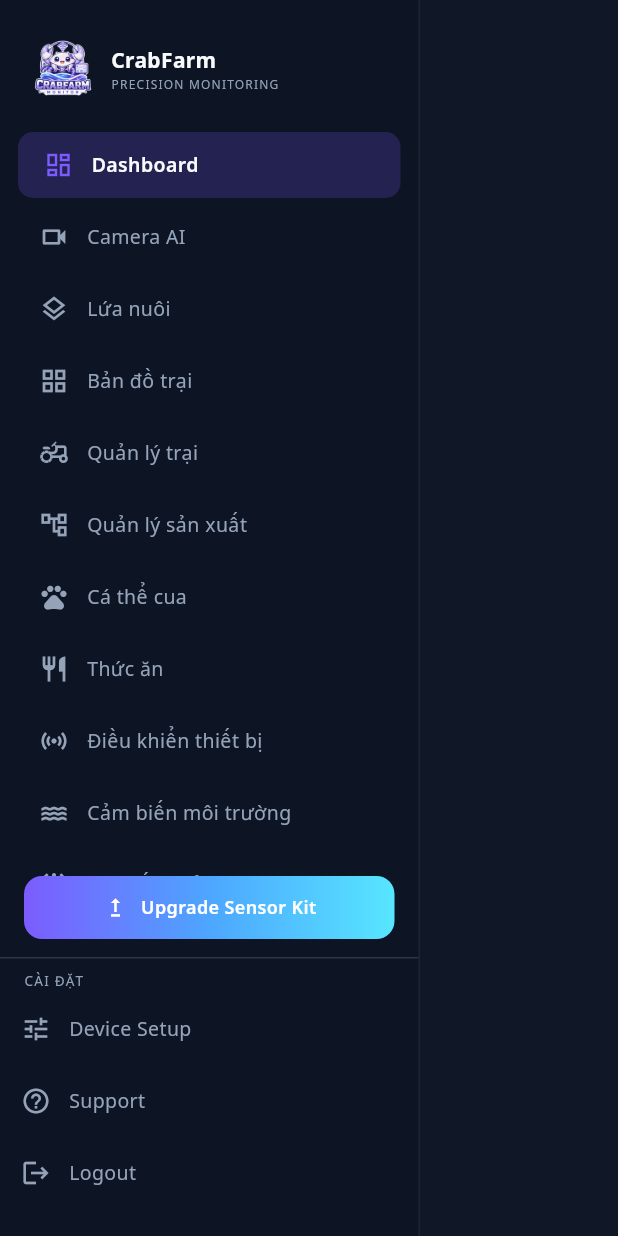
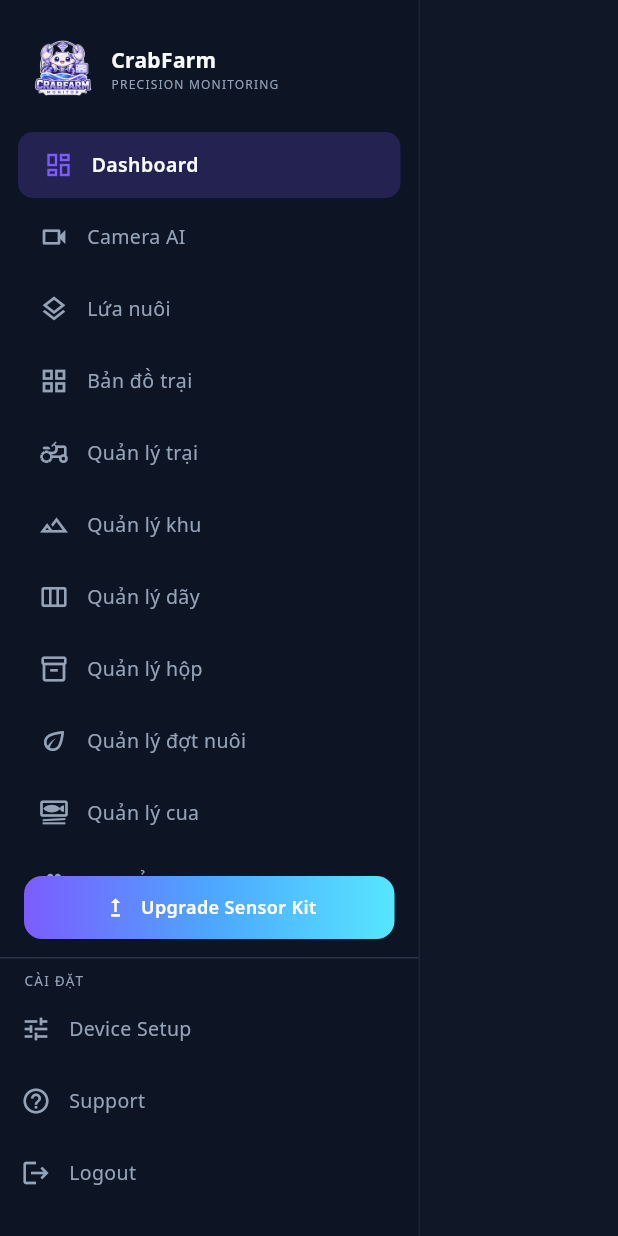
Before and after one commit to khanhtm45/CrabFarmMonitorDesktop, a Flutter app: the AppSidebar widget shown alone on an empty page, opened directly with empty values, on a phone screen of 412 x 824 dp. Run offline on Flutter 3.47's test engine with Material 3 defaults, Android fonts, the phone set to English and light mode, and no system bars; our stand-ins replace fl_chart, flutter_dotenv, google_fonts; network calls fail.

Commit message:
Split production into five sidebar screens and clarify batch labels
Replace tabbed production page with area, row, box, batch, and crab routes. Show batch dropdown as BT-n — H-n and search by box code.

Co-authored-by: Cursor <cursoragent@cursor.com>

```diff
--- a/lib/navigation/app_route.dart
+++ b/lib/navigation/app_route.dart
@@ -1,69 +1,173 @@
 enum AppRoute {
+
   dashboard,
+
   batches,
+
   batchDetail,
+
   farmAreas,
+
   farmManagement,
-  productionManagement,
+
+  areaManagement,
+
+  rowManagement,
+
+  boxManagement,
+
+  farmingBatchManagement,
+
+  productionCrabManagement,
+
   individuals,
+
   individualDetail,
+
   individualHealth,
+
   feed,
+
   cameraAi,
+
   devices,
+
   environment,
+
   alerts,
+
   farmLogs,
+
   harvestSales,
+
   reports,
+
   aiInsight,
+
   sensorUpgrade,
+
   deviceSetup,
+
 }
 
+
+
 extension AppRouteX on AppRoute {
+
   String get label => switch (this) {
+
         AppRoute.dashboard => 'Dashboard',
+
         AppRoute.batches => 'Lứa nuôi',
+
         AppRoute.batchDetail => 'Chi tiết lứa',
+
         AppRoute.farmAreas => 'Bản đồ trại',
+
         AppRoute.farmManagement => 'Quản lý trại',
-        AppRoute.productionManagement => 'Quản lý sản xuất',
+
+        AppRoute.areaManagement => 'Quản lý khu',
+
+        AppRoute.rowManagement => 'Quản lý dãy',
+
+        AppRoute.boxManagement => 'Quản lý hộp',
+
+        AppRoute.farmingBatchManagement => 'Quản lý đợt nuôi',
+
+        AppRoute.productionCrabManagement => 'Quản lý cua',
+
         AppRoute.individuals => 'Cá thể cua',
+
         AppRoute.individualDetail => 'Chi tiết cá thể',
+
         AppRoute.individualHealth => 'Health Monitoring',
+
         AppRoute.feed => 'Thức ăn',
+
         AppRoute.cameraAi => 'Camera AI',
+
         AppRoute.devices => 'Điều khiển thiết bị',
+
         AppRoute.environment => 'Cảm biến môi trường',
+
         AppRoute.alerts => 'Hệ thống cảnh báo',
+
         AppRoute.farmLogs => 'Nhật ký',
+
         AppRoute.harvestSales => 'Thu hoạch & Bán hàng',
+
         AppRoute.reports => 'Báo cáo',
+
         AppRoute.aiInsight => 'AI Insight',
+
         AppRoute.sensorUpgrade => 'Nâng cấp Sensor',
+
         AppRoute.deviceSetup => 'Device Setup',
+
       };
 
+
+
+  bool get isProductionRoute => switch (this) {
+
+        AppRoute.areaManagement ||
+
+        AppRoute.rowManagement ||
+
+        AppRoute.boxManagement ||
+
+        AppRoute.farmingBatchManagement ||
+
+        AppRoute.productionCrabManagement =>
+
+          true,
+
+        _ => false,
+
+      };
+
+
+
   bool get isImplemented =>
+
       this == AppRoute.dashboard ||
+
       this == AppRoute.batches ||
+
       this == AppRoute.batchDetail ||
+
       this == AppRoute.farmAreas ||
+
       this == AppRoute.farmManagement ||
-      this == AppRoute.productionManagement ||
+
+      isProductionRoute ||
+
       this == AppRoute.individuals ||
+
       this == AppRoute.individualDetail ||
+
       this == AppRoute.individualHealth ||
+
       this == AppRoute.cameraAi ||
+
       this == AppRoute.environment ||
+
       this == AppRoute.devices ||
+
       this == AppRoute.alerts ||
+
       this == AppRoute.farmLogs ||
+
       this == AppRoute.feed ||
+
       this == AppRoute.harvestSales ||
+
       this == AppRoute.reports ||
+
       this == AppRoute.aiInsight ||
+
       this == AppRoute.sensorUpgrade ||
+
       this == AppRoute.deviceSetup;
+
 }
--- a/lib/services/production_management_service.dart
+++ b/lib/services/production_management_service.dart
@@ -142,7 +142,9 @@ class ProductionManagementService extends ChangeNotifier {
     final q = _q(search);
     if (q.isEmpty) return batches;
     return batches
-        .where((b) => b.batchCode.toLowerCase().contains(q))
+        .where((b) =>
+            b.batchCode.toLowerCase().contains(q) ||
+            (b.boxCode?.toLowerCase().contains(q) ?? false))
         .toList();
   }
 
--- a/lib/widgets/dashboard/app_sidebar.dart
+++ b/lib/widgets/dashboard/app_sidebar.dart
@@ -26,7 +26,11 @@ class AppSidebar extends StatelessWidget {
   AppRoute.batches,
   AppRoute.farmAreas,
   AppRoute.farmManagement,
-  AppRoute.productionManagement,
+  AppRoute.areaManagement,
+  AppRoute.rowManagement,
+  AppRoute.boxManagement,
+  AppRoute.farmingBatchManagement,
+  AppRoute.productionCrabManagement,
   AppRoute.individuals,
   AppRoute.feed,
   AppRoute.devices,
@@ -47,7 +51,11 @@ class AppSidebar extends StatelessWidget {
         AppRoute.individualHealth => Icons.monitor_heart_outlined,
         AppRoute.farmAreas => Icons.grid_view_outlined,
         AppRoute.farmManagement => Icons.agriculture_outlined,
-        AppRoute.productionManagement => Icons.account_tree_outlined,
+        AppRoute.areaManagement => Icons.landscape_outlined,
+        AppRoute.rowManagement => Icons.view_week_outlined,
+        AppRoute.boxManagement => Icons.inventory_2_outlined,
+        AppRoute.farmingBatchManagement => Icons.eco_outlined,
+        AppRoute.productionCrabManagement => Icons.set_meal_outlined,
         AppRoute.individuals => Icons.pets_outlined,
         AppRoute.feed => Icons.restaurant_outlined,
         AppRoute.devices => Icons.sensors_outlined,
--- a/lib/widgets/production/production_dialogs.dart
+++ b/lib/widgets/production/production_dialogs.dart
@@ -78,7 +78,7 @@ Future<void> showBatchFormDialog(
     builder: (_) => _BatchFormDialog(
       svc: svc,
       existing: existing,
-      autoCode: existing?.batchCode ?? 'BT-… (mỗi hộp)',
+      autoCode: existing?.batchCode ?? 'BT-… (theo dãy)',
     ),
   );
 }
```
Also changed, not shown: lib/models/production_models.dart (+7 -0 lines), lib/screens/main_shell_screen.dart (+23 -9 lines), lib/screens/production/production_entity_page.dart (renamed from lib/screens/production/production_management_page.dart, +104 -58 lines).
